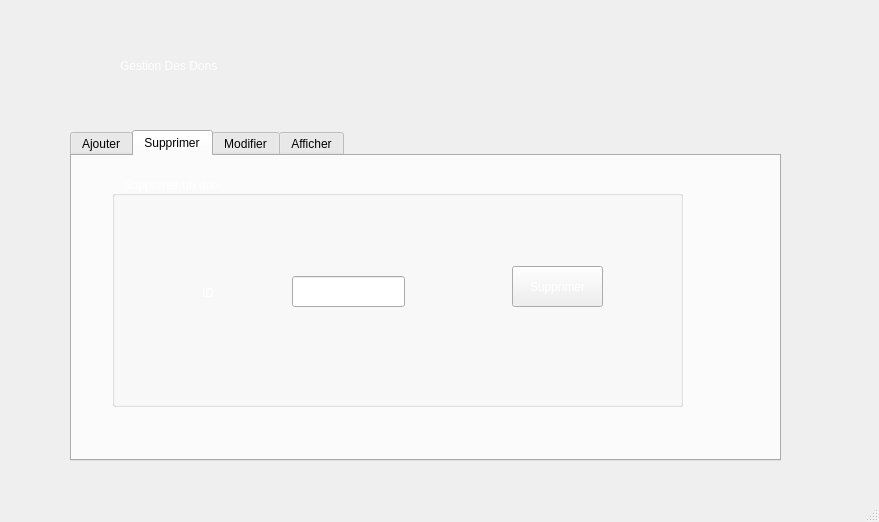
Old version of the form mainwindow.ui in the repository Seddiki101/PetHaven.
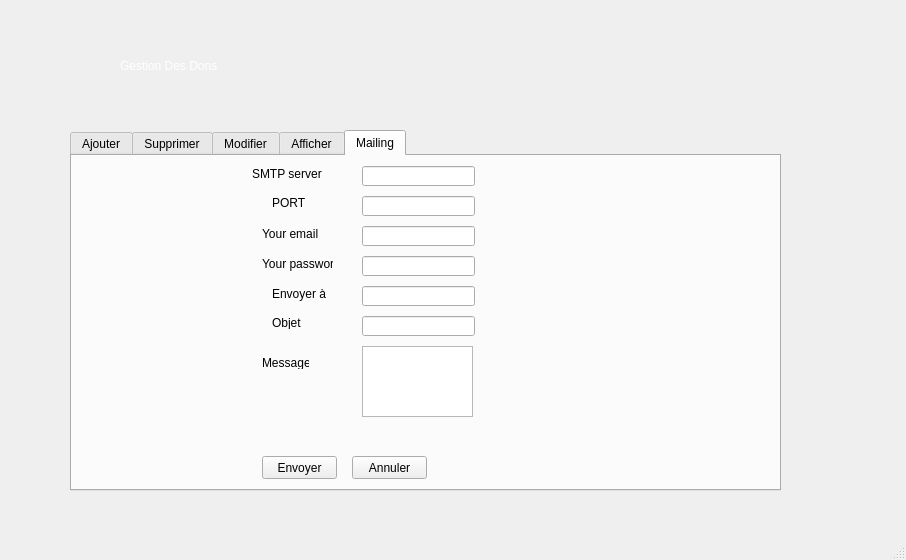
New version of the form. The open tabs and pages were chosen to show the change.

```diff
--- a/mainwindow.ui
+++ b/mainwindow.ui
@@ -6,8 +6,8 @@
    <rect>
     <x>0</x>
     <y>0</y>
-    <width>879</width>
-    <height>522</height>
+    <width>906</width>
+    <height>560</height>
    </rect>
   </property>
   <property name="font">
@@ -25,7 +25,7 @@
       <x>70</x>
       <y>130</y>
       <width>711</width>
-      <height>331</height>
+      <height>361</height>
      </rect>
     </property>
     <property name="styleSheet">
@@ -516,6 +516,294 @@
        <string notr="true">font: 63 10pt &quot;Segoe UI&quot;;</string>
       </property>
      </widget>
+     <widget class="QLineEdit" name="le_chercher">
+      <property name="geometry">
+       <rect>
+        <x>460</x>
+        <y>250</y>
+        <width>111</width>
+        <height>41</height>
+       </rect>
+      </property>
+     </widget>
+     <widget class="QPushButton" name="Total">
+      <property name="geometry">
+       <rect>
+        <x>140</x>
+        <y>250</y>
+        <width>101</width>
+        <height>41</height>
+       </rect>
+      </property>
+      <property name="text">
+       <string>Total des dons</string>
+      </property>
+     </widget>
+     <widget class="QTableView" name="tableView_T">
+      <property name="geometry">
+       <rect>
+        <x>20</x>
+        <y>250</y>
+        <width>111</width>
+        <height>61</height>
+       </rect>
+      </property>
+     </widget>
+     <widget class="QComboBox" name="comboBox">
+      <property name="geometry">
+       <rect>
+        <x>580</x>
+        <y>250</y>
+        <width>111</width>
+        <height>41</height>
+       </rect>
+      </property>
+      <property name="styleSheet">
+       <string notr="true">color: rgb(255, 255, 255);
+background-color: rgb(85, 85, 255);</string>
+      </property>
+      <item>
+       <property name="text">
+        <string>Tri</string>
+       </property>
+      </item>
+      <item>
+       <property name="text">
+        <string>Par ID</string>
+       </property>
+      </item>
+      <item>
+       <property name="text">
+        <string>Par Nom</string>
+       </property>
+      </item>
+      <item>
+       <property name="text">
+        <string>Par Montant</string>
+       </property>
+      </item>
+     </widget>
+     <widget class="QPushButton" name="PDF">
+      <property name="geometry">
+       <rect>
+        <x>380</x>
+        <y>250</y>
+        <width>71</width>
+        <height>41</height>
+       </rect>
+      </property>
+      <property name="text">
+       <string>PDF</string>
+      </property>
+     </widget>
+     <widget class="QPushButton" name="stats">
+      <property name="geometry">
+       <rect>
+        <x>280</x>
+        <y>250</y>
+        <width>91</width>
+        <height>41</height>
+       </rect>
+      </property>
+      <property name="text">
+       <string>Stats</string>
+      </property>
+     </widget>
+    </widget>
+    <widget class="QWidget" name="tab_5">
+     <attribute name="title">
+      <string>Mailing</string>
+     </attribute>
+     <widget class="QLabel" name="label_15">
+      <property name="geometry">
+       <rect>
+        <x>200</x>
+        <y>40</y>
+        <width>47</width>
+        <height>13</height>
+       </rect>
+      </property>
+      <property name="text">
+       <string>PORT</string>
+      </property>
+     </widget>
+     <widget class="QLineEdit" name="port">
+      <property name="geometry">
+       <rect>
+        <x>290</x>
+        <y>40</y>
+        <width>113</width>
+        <height>20</height>
+       </rect>
+      </property>
+     </widget>
+     <widget class="QLabel" name="label_16">
+      <property name="geometry">
+       <rect>
+        <x>200</x>
+        <y>130</y>
+        <width>91</width>
+        <height>16</height>
+       </rect>
+      </property>
+      <property name="text">
+       <string>Envoyer à</string>
+      </property>
+     </widget>
+     <widget class="QPushButton" name="exitBtn">
+      <property name="geometry">
+       <rect>
+        <x>280</x>
+        <y>300</y>
+        <width>75</width>
+        <height>23</height>
+       </rect>
+      </property>
+      <property name="text">
+       <string>Annuler</string>
+      </property>
+     </widget>
+     <widget class="QLabel" name="label_17">
+      <property name="geometry">
+       <rect>
+        <x>190</x>
+        <y>200</y>
+        <width>47</width>
+        <height>13</height>
+       </rect>
+      </property>
+      <property name="text">
+       <string>Message</string>
+      </property>
+     </widget>
+     <widget class="QLineEdit" name="uname">
+      <property name="geometry">
+       <rect>
+        <x>290</x>
+        <y>70</y>
+        <width>113</width>
+        <height>20</height>
+       </rect>
+      </property>
+     </widget>
+     <widget class="QLabel" name="label_18">
+      <property name="geometry">
+       <rect>
+        <x>190</x>
+        <y>100</y>
+        <width>71</width>
+        <height>16</height>
+       </rect>
+      </property>
+      <property name="text">
+       <string>Your password</string>
+      </property>
+     </widget>
+     <widget class="QLineEdit" name="subject">
+      <property name="geometry">
+       <rect>
+        <x>290</x>
+        <y>160</y>
+        <width>113</width>
+        <height>20</height>
+       </rect>
+      </property>
+     </widget>
+     <widget class="QLabel" name="label_19">
+      <property name="geometry">
+       <rect>
+        <x>180</x>
+        <y>10</y>
+        <width>91</width>
+        <height>16</height>
+       </rect>
+      </property>
+      <property name="text">
+       <string>SMTP server</string>
+      </property>
+     </widget>
+     <widget class="QLineEdit" name="server">
+      <property name="geometry">
+       <rect>
+        <x>290</x>
+        <y>10</y>
+        <width>113</width>
+        <height>20</height>
+       </rect>
+      </property>
+     </widget>
+     <widget class="QLabel" name="label_20">
+      <property name="geometry">
+       <rect>
+        <x>200</x>
+        <y>160</y>
+        <width>47</width>
+        <height>13</height>
+       </rect>
+      </property>
+      <property name="text">
+       <string>Objet</string>
+      </property>
+     </widget>
+     <widget class="QPlainTextEdit" name="msg">
+      <property name="geometry">
+       <rect>
+        <x>290</x>
+        <y>190</y>
+        <width>111</width>
+        <height>71</height>
+       </rect>
+      </property>
+     </widget>
+     <widget class="QLineEdit" name="rcpt">
+      <property name="geometry">
+       <rect>
+        <x>290</x>
+        <y>130</y>
+        <width>113</width>
+        <height>20</height>
+       </rect>
+      </property>
+     </widget>
+     <widget class="QLineEdit" name="paswd">
+      <property name="geometry">
+       <rect>
+        <x>290</x>
+        <y>100</y>
+        <width>113</width>
+        <height>20</height>
+       </rect>
+      </property>
+      <property name="echoMode">
+       <enum>QLineEdit::Password</enum>
+      </property>
+     </widget>
+     <widget class="QPushButton" name="sendBtn">
+      <property name="geometry">
+       <rect>
+        <x>190</x>
+        <y>300</y>
+        <width>75</width>
+        <height>23</height>
+       </rect>
+      </property>
+      <property name="text">
+       <string>Envoyer</string>
+      </property>
+     </widget>
+     <widget class="QLabel" name="label_21">
+      <property name="geometry">
+       <rect>
+        <x>190</x>
+        <y>70</y>
+        <width>71</width>
+        <height>16</height>
+       </rect>
+      </property>
+      <property name="text">
+       <string>Your email</string>
+      </property>
+     </widget>
     </widget>
    </widget>
    <widget class="QLabel" name="label_14">
```
Left out of the diff: 31 changed lines with no effect on the pictures.
